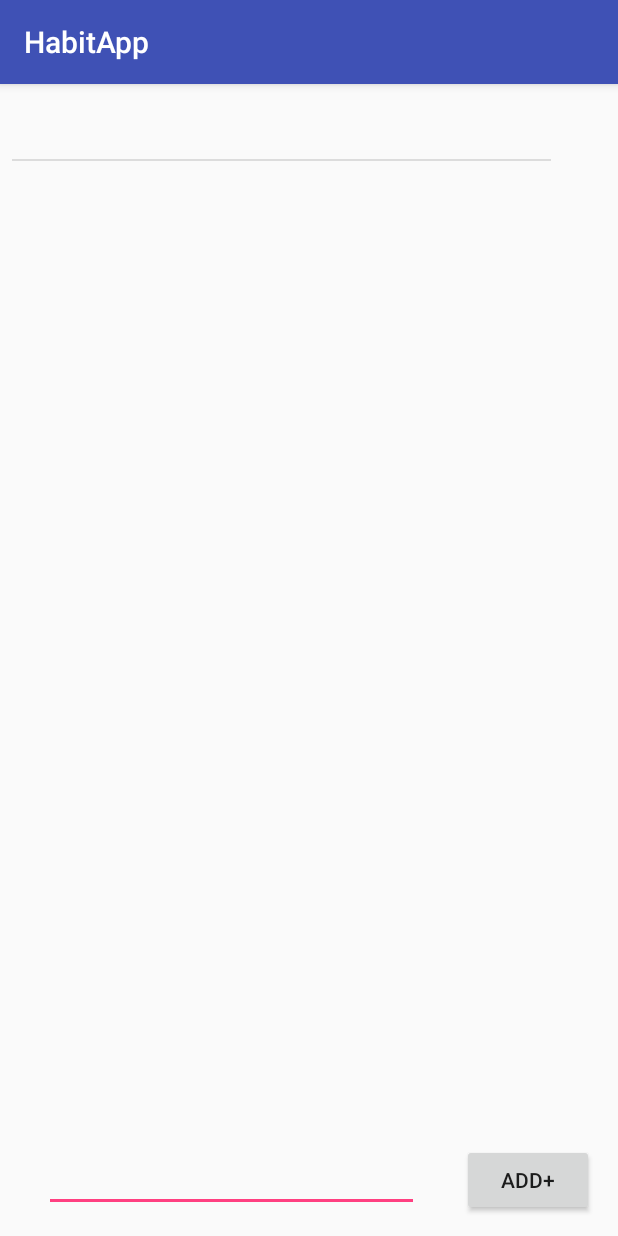
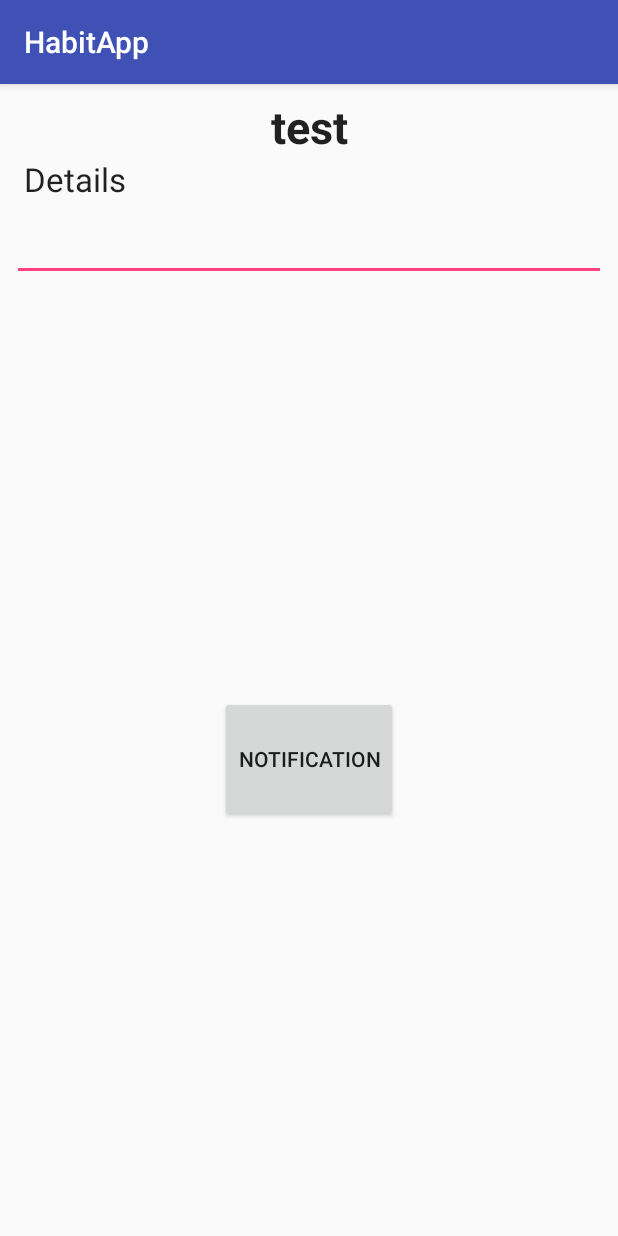
Before and after one commit to EmperorMoose/Habit_App, an Android app: the screen it shows after launch (MainActivity before the commit, habitActivity after it), after a tap on an icon or button, on a phone screen of 412 x 824 dp. Run offline under Robolectric (Android 15) with nearby library versions, the phone set to English and light mode, and no system bars; 1 other tap on this screen came first.

Commit message:
Added notifaction functionality

```diff
--- a/app/src/main/java/com/example/emperormoose/habitapp/MainActivity.java
+++ b/app/src/main/java/com/example/emperormoose/habitapp/MainActivity.java
@@ -50,12 +50,11 @@ public class MainActivity extends AppCompatActivity {
         listAdapter = new ArrayAdapter<String>(this, R.layout.simplerow, habitList);
         mListView.setAdapter(listAdapter);
 
-        //TODO fix the errors in this block. activity.class is unknown, despite being defined. Figure out how intent works,
         mListView.setOnItemClickListener(new AdapterView.OnItemClickListener() {
             @Override
             public void onItemClick(AdapterView<?> parent, View view, int position, long id) {
-                Intent mIntent = new Intent(view.getContext(), activity_habit.class);
-                mIntent.putExtra(text);
+                Intent mIntent = new Intent(view.getContext(), habitActivity.class);
+                mIntent.putExtra("test", "test");
                 startActivity(mIntent);
             }
         });
--- a/app/src/main/java/com/example/emperormoose/habitapp/habitActivity.java
+++ b/app/src/main/java/com/example/emperormoose/habitapp/habitActivity.java
@@ -1,13 +1,59 @@
 package com.example.emperormoose.habitapp;
 
+import android.app.NotificationManager;
+import android.app.PendingIntent;
+import android.content.Context;
+import android.content.Intent;
+import android.support.v4.app.TaskStackBuilder;
 import android.support.v7.app.AppCompatActivity;
 import android.os.Bundle;
+import android.support.v7.app.NotificationCompat;
+import android.widget.EditText;
+import android.widget.TextView;
+import com.example.emperormoose.habitapp.R.drawable;
 
 public class habitActivity extends AppCompatActivity {
 
+    private TextView mTextView;
+    private EditText mDetailView;
     @Override
     protected void onCreate(Bundle savedInstanceState) {
         super.onCreate(savedInstanceState);
         setContentView(R.layout.activity_habit);
+
+        Bundle extras = getIntent().getExtras();
+        String test = extras.getString("test");
+        mTextView = (TextView) findViewById(R.id.textView);
+        mTextView.setText(test);
+        mDetailView = (EditText) findViewById(R.id.editDetails);
+
+    }
+
+    //This method creates and displays a notification. It is called currently from a button in the layout
+    //TODO there is an issue with setting the icon that needs resolving
+    private void notificationMethod()
+    {
+        NotificationCompat.Builder mBuilder =
+                new NotificationCompat.Builder(this)
+                .setSmallIcon(drawable.ic_icon)
+                .setContentTitle("TestNotificationTitle")
+                .setContentText("This is notification test");
+
+        //This creates the landing page for the notification(?)
+        Intent resultIntent = new Intent(this, habitActivity.class);
+        TaskStackBuilder stackBuilder = TaskStackBuilder.create(this);
+        stackBuilder.addParentStack(habitActivity.class);
+        stackBuilder.addNextIntent(resultIntent);
+        PendingIntent resultPendingIntent =
+                stackBuilder.getPendingIntent(
+                        0,
+                        PendingIntent.FLAG_UPDATE_CURRENT
+                );
+        mBuilder.setContentIntent(resultPendingIntent);
+        NotificationManager mNotificationManager =
+                (NotificationManager) getSystemService(Context.NOTIFICATION_SERVICE);
+
+        int mId = 001;
+        mNotificationManager.notify(mId, mBuilder.build());
     }
 }
--- a/app/src/main/res/layout/activity_habit.xml
+++ b/app/src/main/res/layout/activity_habit.xml
@@ -6,4 +6,60 @@
     android:layout_height="match_parent"
     tools:context="com.example.emperormoose.habitapp.habitActivity">
 
+    <TextView
+        android:id="@+id/textView"
+        android:layout_width="wrap_content"
+        android:layout_height="wrap_content"
+        android:layout_marginEnd="8dp"
+        android:layout_marginLeft="8dp"
+        android:layout_marginRight="8dp"
+        android:layout_marginStart="8dp"
+        android:layout_marginTop="8dp"
+        android:text="TextView"
+        android:textAppearance="@style/TextAppearance.AppCompat.Headline"
+        android:textSize="30sp"
+        android:textStyle="bold"
+        app:layout_constraintLeft_toLeftOf="parent"
+        app:layout_constraintRight_toRightOf="parent"
+        app:layout_constraintTop_toTopOf="parent" />
+
+    <TextView
+        android:id="@+id/textViewDetails"
+        android:layout_width="wrap_content"
+        android:layout_height="wrap_content"
+        android:layout_marginLeft="16dp"
+        android:layout_marginTop="0dp"
+        android:text="Details"
+        android:textAppearance="@android:style/TextAppearance.Material.Large"
+        app:layout_constraintLeft_toLeftOf="parent"
+        app:layout_constraintTop_toBottomOf="@+id/textView" />
+
+    <EditText
+        android:id="@+id/editDetails"
+        android:layout_width="match_parent"
+        android:layout_height="wrap_content"
+        android:layout_marginLeft="8dp"
+        android:layout_marginRight="8dp"
+        android:layout_marginTop="8dp"
+        android:ems="10"
+        android:inputType="textMultiLine"
+        app:layout_constraintLeft_toLeftOf="parent"
+        app:layout_constraintRight_toRightOf="parent"
+        app:layout_constraintTop_toBottomOf="@+id/textViewDetails" />
+
+    <Button
+        android:id="@+id/notificationButton"
+        android:layout_width="wrap_content"
+        android:layout_height="84dp"
+        android:layout_marginBottom="8dp"
+        android:layout_marginTop="8dp"
+        android:text="Notification"
+        app:layout_constraintBottom_toBottomOf="parent"
+        app:layout_constraintLeft_toLeftOf="parent"
+        app:layout_constraintRight_toRightOf="parent"
+        app:layout_constraintTop_toBottomOf="@+id/editDetails"
+        tools:layout_editor_absoluteX="126dp"
+        tools:layout_editor_absoluteY="256dp"
+        android:onClick="notificationMethod"/>
+
 </android.support.constraint.ConstraintLayout>
```
Also changed, not shown: app/src/main/res/drawable-hdpi-v11/ic_icon.png (added), app/src/main/res/drawable-hdpi-v9/ic_icon.png (added), app/src/main/res/drawable-hdpi/ic_icon.png (added), app/src/main/res/drawable-mdpi-v11/ic_icon.png (added), app/src/main/res/drawable-mdpi-v9/ic_icon.png (added), app/src/main/res/drawable-mdpi/ic_icon.png (added), app/src/main/res/drawable-xhdpi-v11/ic_icon.png (added), app/src/main/res/drawable-xhdpi-v9/ic_icon.png (added), app/src/main/res/drawable-xhdpi/ic_icon.png (added), app/src/main/res/drawable-xxhdpi-v11/ic_icon.png (added), app/src/main/res/drawable-xxhdpi-v9/ic_icon.png (added), app/src/main/res/drawable-xxhdpi/ic_icon.png (added).
